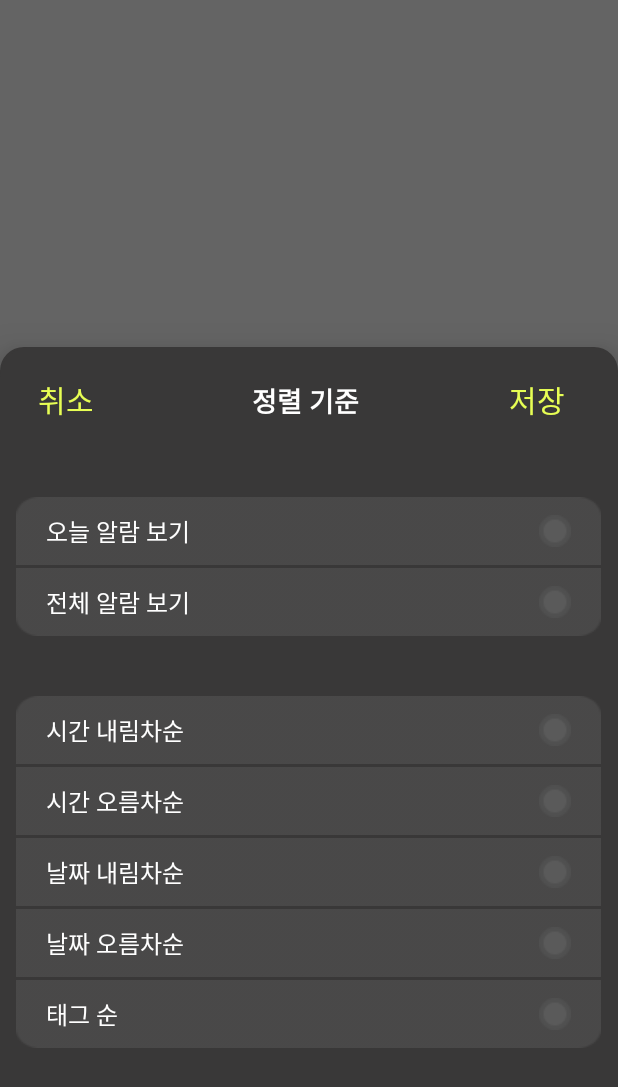
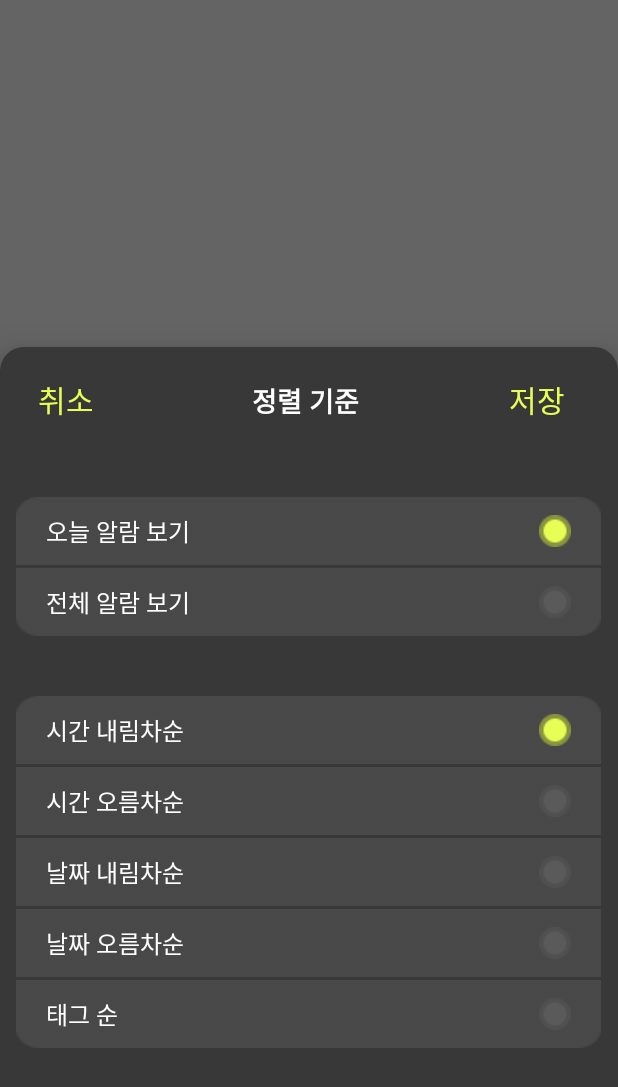
Before and after one commit to moon12-3/NotiUp, an Android app: the fragment CheckBottomSheet shown on its own in the app's theme, on a phone screen of 412 x 824 dp. Shown: the top 1087 px of the screen. Run offline under Robolectric (Android 15) with nearby library versions, the phone set to English and light mode, and no system bars.

Commit message:
정렬 기준 bottomSheet check 여부에 따라 버튼 이미지 변경

```diff
--- a/app/src/main/java/com/example/notiup/BottomSheet.kt
+++ b/app/src/main/java/com/example/notiup/BottomSheet.kt
@@ -307,7 +307,6 @@ class BottomSheet(context : Context, fNumber : Int) : BottomSheetDialogFragment(
         val scHour = changeHour(sHour)
         val scMinute = changeMinute(sMinute)
         val sTime = "$scHour : $scMinute" // 알람이 울리는 시간
-
         val eDate = "$selectedDate"
         val eHour = binding.startTimepicker.hour.toString()
         val eMinute = binding.startTimepicker.minute.toString()
--- a/app/src/main/java/com/example/notiup/CheckBottomSheet.kt
+++ b/app/src/main/java/com/example/notiup/CheckBottomSheet.kt
@@ -4,6 +4,7 @@ import android.os.Bundle
 import android.view.LayoutInflater
 import android.view.View
 import android.view.ViewGroup
+import android.widget.RadioButton
 import com.example.notiup.databinding.CheckBottomSheetBinding
 import com.google.android.material.bottomsheet.BottomSheetDialogFragment
 
@@ -21,6 +22,30 @@ class CheckBottomSheet : BottomSheetDialogFragment() {
         val view = inflater.inflate(R.layout.check_bottom_sheet, container, false)
 
         binding = CheckBottomSheetBinding.bind(view)
+        binding.cancel.setOnClickListener {
+            dismiss()
+        }
+
+        val todayBtn = view.findViewById<RadioButton>(R.id.today)
+        val allBtn = view.findViewById<RadioButton>(R.id.all)
+        binding.radioGroup.setOnCheckedChangeListener { group, checkedId ->
+            when (checkedId) {
+                R.id.today -> {
+                    todayBtn.isChecked = true
+                    allBtn.isChecked = false
+
+                }
+                R.id.all -> {
+                    todayBtn.isChecked = false
+                    allBtn.isChecked = true
+
+                }
+            }
+        }
+
+        binding.btnSave.setOnClickListener {
+            dismiss()
+        }
 
         return view
     }
--- a/app/src/main/res/drawable/selector_clicked.xml
+++ b/app/src/main/res/drawable/selector_clicked.xml
@@ -1,10 +1,9 @@
 <?xml version="1.0" encoding="utf-8"?>
 <selector xmlns:android="http://schemas.android.com/apk/res/android">
-
     <item
         android:drawable="@drawable/notcheck"
-        android:state_pressed="false"/>
+        android:state_checked="false"/>
     <item
-        android:color="@drawable/check"
-        android:state_pressed="true"/>
+        android:drawable="@drawable/check"
+        android:state_checked="true"/>
 </selector>
--- a/app/src/main/res/layout/alarm_service.xml
+++ b/app/src/main/res/layout/alarm_service.xml
@@ -7,6 +7,7 @@
     android:orientation="vertical">
 
     <TextView
+        android:id="@+id/time_tv"
         android:layout_width="match_parent"
         android:layout_height="wrap_content"
         android:layout_marginTop="250dp"
--- a/app/src/main/res/layout/check_bottom_sheet.xml
+++ b/app/src/main/res/layout/check_bottom_sheet.xml
@@ -11,7 +11,6 @@
     android:background="@drawable/round"
     app:behavior_hideable="true"
     app:behavior_peekHeight="0dp"
-
     app:layout_behavior="com.google.android.material.bottomsheet.BottomSheetBehavior">
 
     <LinearLayout
@@ -27,7 +26,7 @@
             android:textColor="#E7FE54"
             android:textSize="20sp"
             android:text="취소"
-            android:layout_marginLeft="25dp" />
+            android:layout_marginLeft="25dp"/>
         <TextView
             android:layout_width="wrap_content"
             android:layout_height="wrap_content"
@@ -35,9 +34,9 @@
             android:text="정렬 기준"
             android:textSize="18dp"
             android:textStyle="bold"
-            android:layout_marginLeft="105dp"
-            />
+            android:layout_marginLeft="105dp"/>
         <TextView
+            android:id="@+id/btn_save"
             android:layout_width="wrap_content"
             android:layout_height="wrap_content"
             android:textColor="#E7FE54"
@@ -60,8 +59,9 @@
             android:paddingLeft="20dp"
             android:paddingRight="20dp"
             android:background="@drawable/rect"
+            android:checked="true"
             android:button="@null"
-            android:drawableRight="@drawable/notcheck"
+            android:drawableRight="@drawable/selector_clicked"
             android:text="오늘 알람 보기"
             android:textColor="@color/white"
             android:textSize="16dp"/>
@@ -70,7 +70,7 @@
             android:text="전체 알람 보기"
             android:id="@+id/all"
             android:button="@null"
-            android:drawableRight="@drawable/notcheck"
+            android:drawableRight="@drawable/selector_clicked"
             android:layout_width="390dp"
             android:layout_height="wrap_content"
             android:layout_gravity="center"
@@ -78,6 +78,7 @@
             android:paddingRight="20dp"
             android:layout_marginTop="2dp"
             android:background="@drawable/rect3"
+            android:checked="false"
             android:textColor="@color/white"
             android:textSize="16dp"/>
 
@@ -90,26 +91,30 @@
         android:layout_height="400dp">
 
         <RadioButton
+            android:id="@+id/time_desc"
             android:layout_width="390dp"
             android:layout_height="wrap_content"
             android:layout_gravity="center"
             android:paddingLeft="20dp"
             android:paddingRight="20dp"
             android:background="@drawable/rect"
+            android:checked="true"
             android:button="@null"
-            android:drawableRight="@drawable/notcheck"
+            android:drawableRight="@drawable/selector_clicked"
             android:text="시간 내림차순"
             android:textColor="@color/white"
             android:textSize="16dp"/>
         <RadioButton
+            android:id="@+id/time_asc"
             android:layout_width="390dp"
             android:layout_height="wrap_content"
             android:layout_gravity="center"
             android:paddingLeft="20dp"
             android:paddingRight="20dp"
             android:background="@drawable/rect2"
+            android:checked="false"
             android:button="@null"
-            android:drawableRight="@drawable/notcheck"
+            android:drawableRight="@drawable/selector_clicked"
             android:text="시간 오름차순"
             android:textColor="@color/white"
             android:layout_marginTop="2dp"
@@ -121,8 +126,9 @@
             android:paddingLeft="20dp"
             android:paddingRight="20dp"
             android:background="@drawable/rect2"
+            android:checked="false"
             android:button="@null"
-            android:drawableRight="@drawable/notcheck"
+            android:drawableRight="@drawable/selector_clicked"
             android:text="날짜 내림차순"
             android:textColor="@color/white"
             android:layout_marginTop="2dp"
@@ -134,8 +140,9 @@
             android:paddingLeft="20dp"
             android:paddingRight="20dp"
             android:background="@drawable/rect2"
+            android:checked="false"
             android:button="@null"
-            android:drawableRight="@drawable/notcheck"
+            android:drawableRight="@drawable/selector_clicked"
             android:text="날짜 오름차순"
             android:textColor="@color/white"
             android:layout_marginTop="2dp"
@@ -147,8 +154,9 @@
             android:paddingLeft="20dp"
             android:paddingRight="20dp"
             android:background="@drawable/rect3"
+            android:checked="false"
             android:button="@null"
-            android:drawableRight="@drawable/notcheck"
+            android:drawableRight="@drawable/selector_clicked"
             android:text="태그 순"
             android:textColor="@color/white"
             android:layout_marginTop="2dp"
```
Also changed, not shown: app/src/main/java/com/example/notiup/AlarmFragment.kt (+6 -4 lines), app/src/main/java/com/example/notiup/AlarmServiceActivity.kt (+15 -0 lines).
